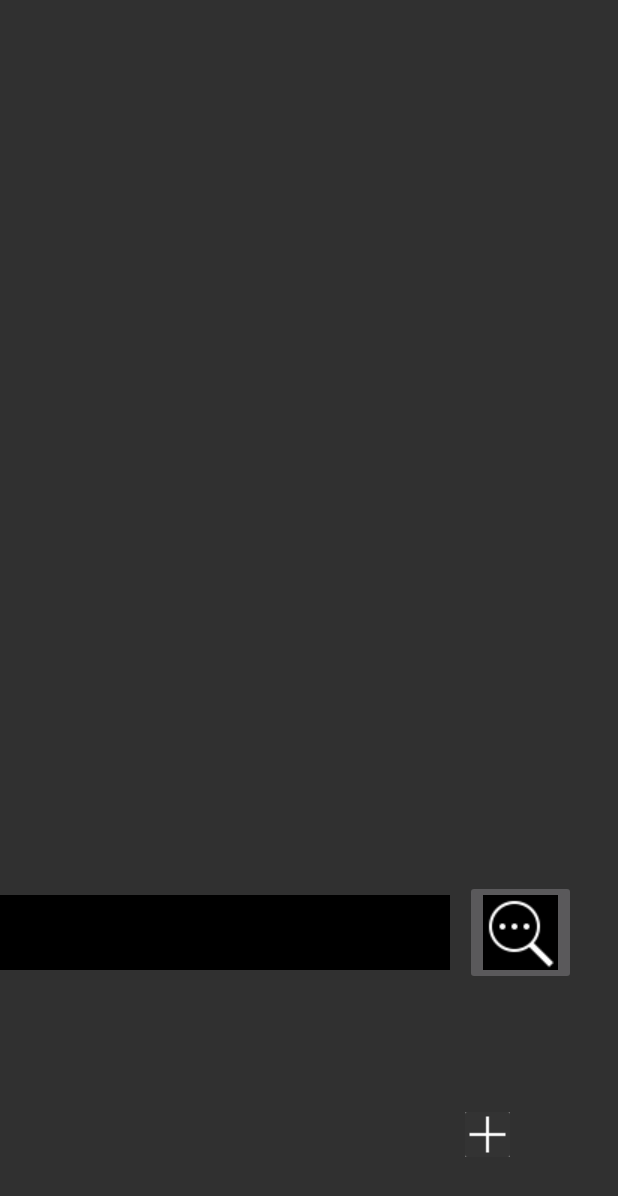
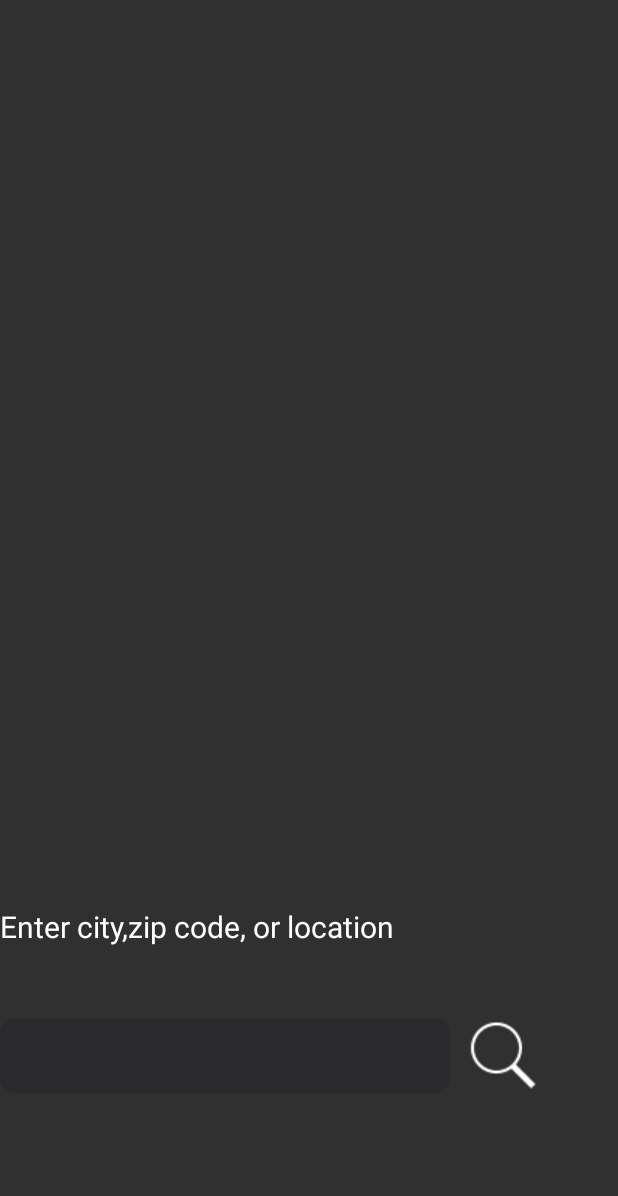
Before and after one commit to Rinrealvngangz/WeatherApp, an Android app: the listViewWeather screen opened directly, with no data from a screen before it, on a phone screen of 412 x 824 dp. Shown: the top 1196 px of the screen. Run offline under Robolectric (Android 15) with nearby library versions, the phone set to English and light mode, and no system bars; our stand-ins replace Volley; network calls fail.

Commit message:
fix search

```diff
--- a/app/src/main/java/com/example/weatherapp/DataProvider.java
+++ b/app/src/main/java/com/example/weatherapp/DataProvider.java
@@ -17,7 +17,8 @@ public class DataProvider {
     };
 
     public  weather getWeather(String max_temp, String min_temp, String temp, String name, String status, String sunrise, String sunset, String chance_of_rain, String humidity, String wind, String feelsLike, String precipitation, String pressure, String visibility, String uv_Index){
-        _weather =weather.GetInstance(max_temp, min_temp, temp, name, status, sunrise, sunset, chance_of_rain, humidity, wind, feelsLike, precipitation, pressure, visibility, uv_Index);
+        _weather =new weather(max_temp, min_temp, temp, name, status, sunrise, sunset, chance_of_rain, humidity, wind, feelsLike, precipitation, pressure, visibility, uv_Index);
+       // _weather =weather.GetInstance(max_temp, min_temp, temp, name, status, sunrise, sunset, chance_of_rain, humidity, wind, feelsLike, precipitation, pressure, visibility, uv_Index);
         return _weather;
     }
 
--- a/app/src/main/java/com/example/weatherapp/MainActivity.java
+++ b/app/src/main/java/com/example/weatherapp/MainActivity.java
@@ -65,7 +65,7 @@ public class MainActivity extends AppCompatActivity {
     private List<hourly> hourlyList;
     private  List<daily> dailyList;
 private  JSONObject mJsonObject;
-     public String  url ="https://api.worldweatheronline.com/premium/v1/weather.ashx?key=5b9fefe967924430a45130625202010&q=DaLat&tp=1&num_of_days=10&format=json";
+     public String  url ="https://api.worldweatheronline.com/premium/v1/weather.ashx?key=05c93b381e664757ae143628210601&q=DaLat_of_days=10&format=json";
 
     @Override
     protected void onCreate(Bundle savedInstanceState) {
@@ -159,7 +159,7 @@ private  JSONObject mJsonObject;
           txtDay.setText(setFormatterDayOfWeek(day));
 
         //init Class Weather
-          mainWeather = dataProvider.getWeather(objTemp.get("maxtempC").toString(),objTemp.get("mintempC").toString(),objTemp.get("mintempC").toString(),
+          mainWeather = dataProvider.getWeather(objTemp.get("maxtempC").toString(),objTemp.get("mintempC").toString(),objTemp.get("maxtempC").toString(),
                   arrNameCity[0],arrWeatherDesc.getJSONObject(0).get("value").toString(),objAstronomy.get("sunrise").toString(),
                   objAstronomy.get("sunset").toString(),objAtIndex0.get("chanceofrain").toString(),objAtIndex0.get("humidity").toString(),
                   objAtIndex0.get("windspeedKmph").toString()+"km/h",objAtIndex0.get("FeelsLikeC").toString()+"˚",objAtIndex0.get("precipMM").toString()+" cm",
--- a/app/src/main/java/com/example/weatherapp/listViewWeather.java
+++ b/app/src/main/java/com/example/weatherapp/listViewWeather.java
@@ -40,6 +40,7 @@ public class listViewWeather extends AppCompatActivity {
   ImageButton btnFind;
   EditText editText;
   String query="";
+    private static final String Api  = "05c93b381e664757ae143628210601";
   private  JSONArray arrayName,array;
   private JSONObject objectName;
     private  String arrNameCity[];
@@ -75,7 +76,7 @@ public class listViewWeather extends AppCompatActivity {
        });
     }
     private  void reqUrl(String query){
-        String  url ="https://api.worldweatheronline.com/premium/v1/weather.ashx?key=5b9fefe967924430a45130625202010&q="+query+"&tp=1&num_of_days=10&format=json";
+        String  url ="https://api.worldweatheronline.com/premium/v1/weather.ashx?key="+Api+"&q="+query+"&tp=1&num_of_days=10&format=json";
         RequestQueue req = Volley.newRequestQueue(this);
         JsonObjectRequest jsonObjectRequest =new JsonObjectRequest(Request.Method.GET, url, null, new Response.Listener<JSONObject>() {
             @Override
@@ -98,6 +99,7 @@ public class listViewWeather extends AppCompatActivity {
                    //Toast.makeText(listViewWeather.this,arrNameCity[0],Toast.LENGTH_LONG).show();
                 } catch (JSONException e) {
                     e.printStackTrace();
+                    Toast.makeText(com.example.weatherapp.listViewWeather.this,"No found,please enter again!",Toast.LENGTH_LONG).show();
                 }
 
 
--- a/app/src/main/java/com/example/weatherapp/weather.java
+++ b/app/src/main/java/com/example/weatherapp/weather.java
@@ -42,7 +42,7 @@ public class weather {
     }
 
     private void setInstance(weather Instance){ instance =Instance;}
-    private   weather(){}
+    public weather(){}
 
 
     public weather(String max_temp, String min_temp, String temp, String name, String status, String sunrise, String sunset, String chance_of_rain, String humidity, String wind, String feelsLike, String precipitation, String pressure, String visibility, String uv_Index) {
--- a/app/src/main/res/drawable/rounded_edittext.xml
+++ b/app/src/main/res/drawable/rounded_edittext.xml
@@ -1,4 +1,13 @@
 <?xml version="1.0" encoding="utf-8"?>
 <shape xmlns:android="http://schemas.android.com/apk/res/android">
+    android:padding="10dp"
+    android:shape="rectangle" >
 
+    <solid android:color="#2A2A2E" />
+
+    <corners
+        android:bottomLeftRadius="10dp"
+        android:bottomRightRadius="10dp"
+        android:topLeftRadius="10dp"
+        android:topRightRadius="10dp" />
 </shape>
--- a/app/src/main/res/layout/activity_list_view_weather.xml
+++ b/app/src/main/res/layout/activity_list_view_weather.xml
@@ -20,28 +20,48 @@
     </LinearLayout>
 
     <LinearLayout
+        android:layout_width="match_parent"
+        android:layout_height="0dp"
+        android:layout_weight="1">
+        <TextView
+            android:layout_width="wrap_content"
+            android:layout_height="wrap_content"
+            android:text="Enter city,zip code, or location"
+            android:textSize="20sp"
+            android:layout_gravity="center"
+
+            android:textColor="@color/colorWhite"
+            >
+        </TextView>
+
+
+    </LinearLayout>
+
+    <LinearLayout
         android:id="@+id/fragmentLinear"
         android:layout_width="match_parent"
         android:layout_height="0dp"
         android:layout_weight="2"
         >
+
         <EditText
             android:id="@+id/editTextQuery"
             android:layout_width="300dp"
             android:layout_height="50dp"
             android:layout_marginTop="20dp"
-            android:background="@color/colorBlack"
+            android:background="@drawable/rounded_edittext"
             android:textColor="@color/colorWhite"
+
             >
-
         </EditText>
         <ImageButton
             android:layout_marginLeft="10dp"
             android:id="@+id/btnFind"
-             android:layout_marginTop="10dp"
-            android:layout_width="wrap_content"
-            android:layout_height="wrap_content"
-            android:src="@drawable/find">
+             android:layout_marginTop="20dp"
+            android:layout_width="50dp"
+            android:background="@color/colorMain"
+            android:layout_height="50dp"
+            android:src="@drawable/search_50">
 
         </ImageButton>
         <Space
@@ -50,27 +70,6 @@
 
         </Space>
 
-
     </LinearLayout>
-<LinearLayout
-    android:layout_width="match_parent"
-    android:layout_height="0dp"
-    android:layout_weight="1">
-    <Space
-        android:layout_width="310dp"
-        android:layout_height="0dp">
-
-    </Space>
-    <ImageButton
-        android:id="@+id/btnAdd"
-
-        android:layout_width="30dp"
-        android:layout_height="30dp"
-        android:src="@drawable/plus">
-
-    </ImageButton>
-</LinearLayout>
-
-
 
 </LinearLayout>
--- a/app/src/main/res/layout/item.xml
+++ b/app/src/main/res/layout/item.xml
@@ -6,13 +6,14 @@
     android:layout_marginLeft="15dp"
     >
     <TextView
+
         android:id="@+id/timeItem"
         android:layout_width="wrap_content"
         android:layout_height="wrap_content"
         android:text="Now"
         android:layout_gravity="center"
         android:textSize="20sp"
-        android:textColor="@color/colorPrimary"
+        android:textColor="@color/colorWhite"
         >
     </TextView>
     <ImageView
@@ -20,7 +21,6 @@
         android:layout_width="30dp"
         android:layout_height="30dp"
          android:layout_gravity="center"
-
         />
     <TextView
         android:id="@+id/tempItem"
@@ -29,7 +29,7 @@
         android:layout_height="wrap_content"
         android:text="17˚"
         android:textSize="20sp"
-        android:textColor="@color/colorPrimary"
+        android:textColor="@color/colorWhite"
         >
     </TextView>
 
--- a/app/src/main/res/layout/itemdaily.xml
+++ b/app/src/main/res/layout/itemdaily.xml
@@ -14,7 +14,7 @@
             android:text="Wednesday"
             android:textSize="15sp"
 
-            android:textColor="@color/colorPrimary"
+            android:textColor="@color/colorMain"
             >
         </TextView>
         <Space
@@ -42,7 +42,7 @@
             android:text="29"
             android:textSize="15sp"
 
-            android:textColor="@color/colorPrimary"
+            android:textColor="@color/colorMain"
 
             >
         </TextView>
@@ -59,7 +59,7 @@
            android:text="24"
            android:textSize="15sp"
 
-           android:textColor="@color/colorPrimary"
+           android:textColor="@color/colorMain"
            >
        </TextView>
 
--- a/app/src/main/res/values/colors.xml
+++ b/app/src/main/res/values/colors.xml
@@ -5,4 +5,6 @@
     <color name="colorAccent">#03DAC5</color>
     <color name="colorWhite">#fff</color>
     <color name="colorBlack">#000</color>
+    <color name="colorMain">#2A2A2E</color>
+    <color name="colorHourly">#2A2A2E</color>
 </resources>
```
Also changed, not shown: app/src/main/res/layout/activity_main.xml (+154 -185 lines).
